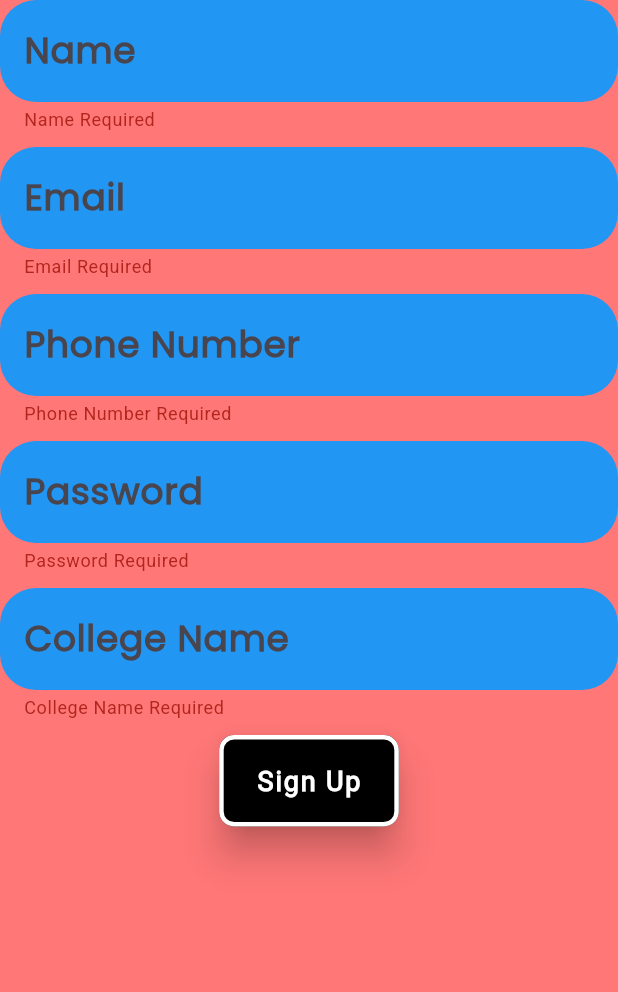
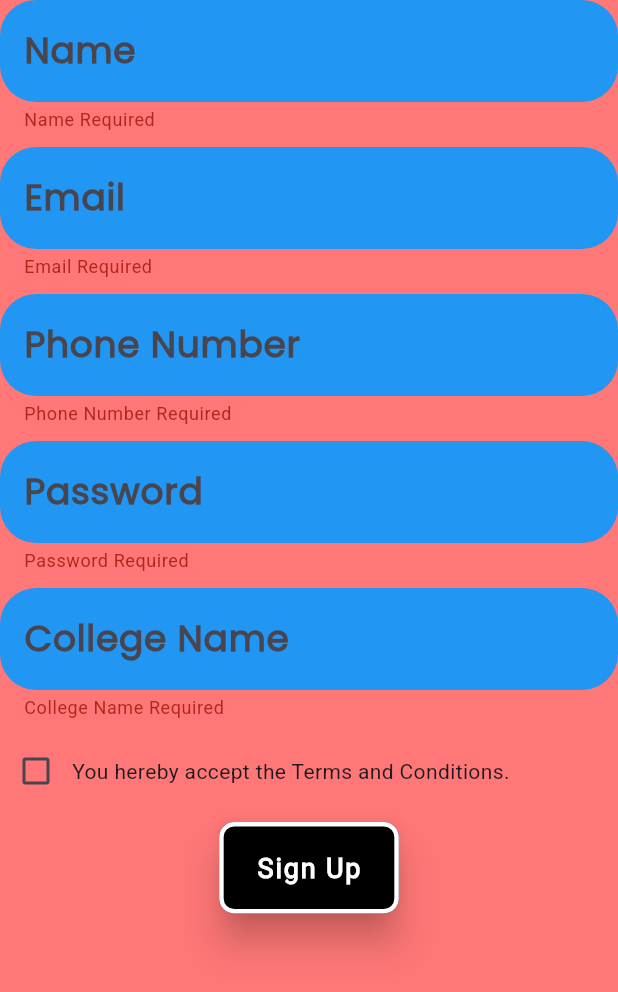
Before and after one commit to meetasati07/Campus_Complaint, a Flutter app: the SignupForm widget shown alone on an empty page, opened directly, after a tap on "Sign Up", on a phone screen of 412 x 824 dp. Shown: the top 992 px of the screen. Run offline on Flutter 3.47's test engine with Material 3 defaults, Android fonts, the phone set to English and light mode, and no system bars.

Commit message:
Terms and condition checkbox in signup form

```diff
--- a/lib/widgets/signup_form.dart
+++ b/lib/widgets/signup_form.dart
@@ -10,6 +10,7 @@ class SignupForm extends StatefulWidget {
 
 class _SignupFormState extends State<SignupForm> {
   final _formKey = GlobalKey<FormState>();
+  bool isChecked = false;
 
   final TextStyle hintStyle = TextStyle(
     fontFamily: 'Poppins',
@@ -120,9 +121,23 @@ class _SignupFormState extends State<SignupForm> {
             },
           ),
           SizedBox(height: 10),
+          Row(
+            children: [
+              Checkbox(
+                value: isChecked,
+                onChanged: (bool? newValue) {
+                  setState(() {
+                    isChecked = newValue!;
+                  });
+                },
+              ),
+              Text('You hereby accept the Terms and Conditions.')
+            ],
+          ),
+          SizedBox(height: 10),
           ElevatedButton(
             onPressed: () {
-              if (_formKey.currentState!.validate()) {
+              if (_formKey.currentState!.validate() && isChecked) {
                 ScaffoldMessenger.of(context).showSnackBar(
                   const SnackBar(content: Text('Login Successful')),
                 );
```
